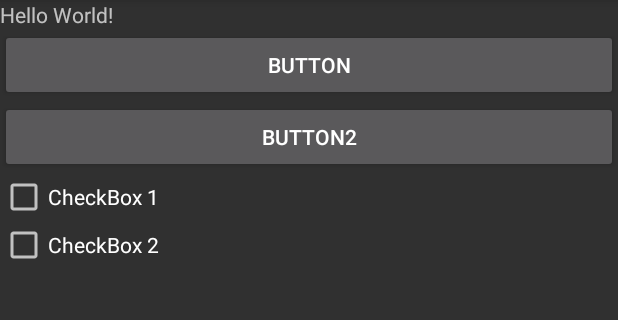
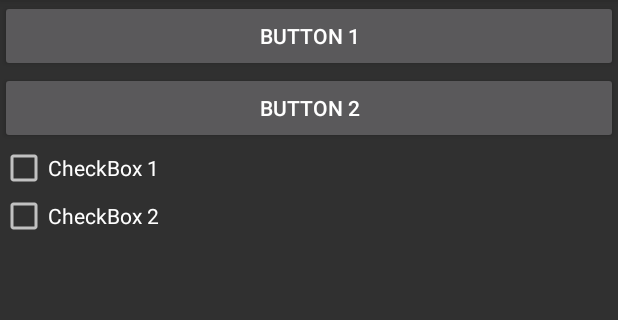
Before and after one commit to malibaig41/MyGithub, an Android app: the screen it shows after launch (MainActivity), on a phone screen of 412 x 824 dp, the part 84-404 px from its top. Run offline under Robolectric (Android 15) with nearby library versions, the phone set to English and light mode, and no system bars.

Commit message:
TextView is removed

```diff
--- a/app/src/main/res/layout/activity_main.xml
+++ b/app/src/main/res/layout/activity_main.xml
@@ -1,30 +1,20 @@
 <?xml version="1.0" encoding="utf-8"?>
 <LinearLayout xmlns:android="http://schemas.android.com/apk/res/android"
-    xmlns:app="http://schemas.android.com/apk/res-auto"
     xmlns:tools="http://schemas.android.com/tools"
     android:layout_width="match_parent"
     android:layout_height="match_parent"
     android:orientation="vertical"
     tools:context="com.ali.muhammad.mygithub.MainActivity">
 
-    <TextView
-        android:layout_width="wrap_content"
+    <Button
+        android:layout_width="match_parent"
         android:layout_height="wrap_content"
-        android:text="Hello World!"
-        app:layout_constraintBottom_toBottomOf="parent"
-        app:layout_constraintLeft_toLeftOf="parent"
-        app:layout_constraintRight_toRightOf="parent"
-        app:layout_constraintTop_toTopOf="parent" />
+        android:text="Button 1" />
 
     <Button
         android:layout_width="match_parent"
         android:layout_height="wrap_content"
-        android:text="Button" />
-
-    <Button
-        android:layout_width="match_parent"
-        android:layout_height="wrap_content"
-        android:text="Button2" />
+        android:text="Button 2" />
 
     <CheckBox
         android:layout_width="wrap_content"
```
